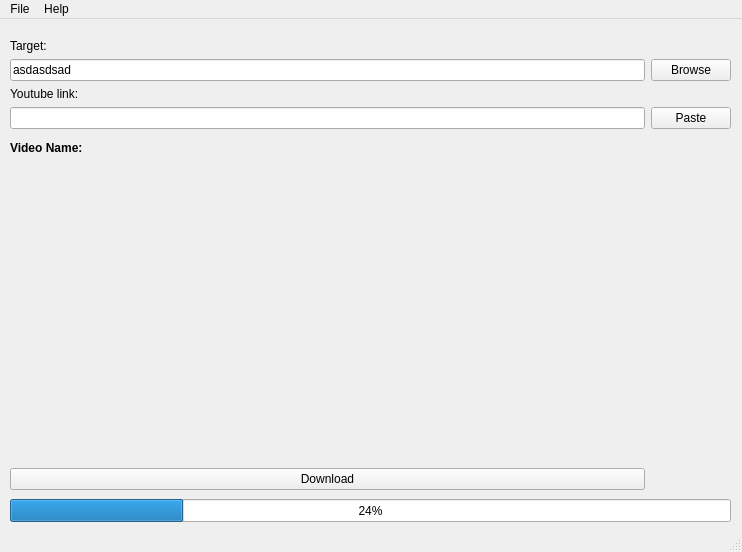
Before: the Qt Designer form app.ui in MP1337/SimpleYoutubeDownloaderQT, drawn with Qt 5.
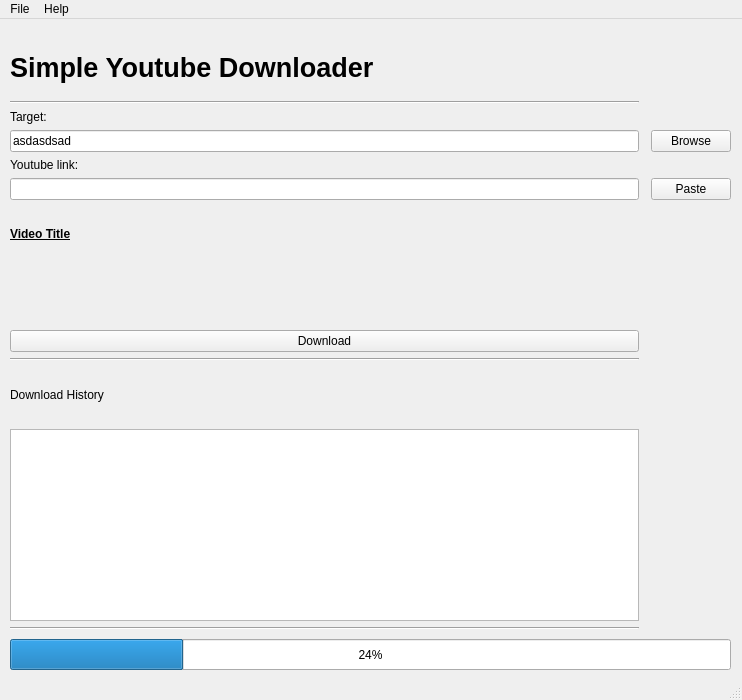
After: the same form once the commit is applied.

Diff of the .ui file:
```diff
--- a/app.ui
+++ b/app.ui
@@ -7,7 +7,7 @@
     <x>0</x>
     <y>0</y>
     <width>742</width>
-    <height>552</height>
+    <height>700</height>
    </rect>
   </property>
   <property name="sizePolicy">
@@ -18,8 +18,8 @@
   </property>
   <property name="maximumSize">
    <size>
-    <width>850</width>
-    <height>600</height>
+    <width>742</width>
+    <height>700</height>
    </size>
   </property>
   <property name="windowTitle">
@@ -32,92 +32,73 @@
       <x>10</x>
       <y>20</y>
       <width>721</width>
-      <height>451</height>
+      <height>591</height>
      </rect>
     </property>
     <layout class="QGridLayout" name="gridLayout_2">
-     <item row="4" column="2">
-      <widget class="QPushButton" name="buttonBrowse">
-       <property name="text">
-        <string>Browse</string>
-       </property>
-       <property name="flat">
-        <bool>false</bool>
-       </property>
-      </widget>
-     </item>
-     <item row="9" column="2">
+     <item row="11" column="2">
       <widget class="QPushButton" name="buttonPaste">
        <property name="text">
         <string>Paste</string>
        </property>
       </widget>
      </item>
-     <item row="6" column="0">
-      <widget class="QLabel" name="labelLink">
-       <property name="sizePolicy">
-        <sizepolicy hsizetype="Preferred" vsizetype="Fixed">
-         <horstretch>0</horstretch>
-         <verstretch>0</verstretch>
-        </sizepolicy>
-       </property>
+     <item row="15" column="0">
+      <widget class="QPushButton" name="buttonDownload">
        <property name="text">
-        <string>Youtube link:</string>
+        <string>Download</string>
        </property>
-      </widget>
-     </item>
-     <item row="11" column="0">
-      <widget class="QLabel" name="labelImage">
-       <property name="baseSize">
-        <size>
-         <width>0</width>
-         <height>400</height>
-        </size>
+       <property name="flat">
+        <bool>false</bool>
        </property>
-       <property name="text">
-        <string/>
-       </property>
       </widget>
      </item>
-     <item row="4" column="0">
-      <widget class="QLineEdit" name="editTarget">
-       <property name="text">
-        <string>asdasdsad</string>
+     <item row="16" column="0">
+      <widget class="Line" name="line_2">
+       <property name="orientation">
+        <enum>Qt::Horizontal</enum>
        </property>
       </widget>
      </item>
-     <item row="10" column="0">
+     <item row="12" column="0">
       <widget class="QLabel" name="labelVideo">
-       <property name="sizePolicy">
-        <sizepolicy hsizetype="Preferred" vsizetype="Ignored">
-         <horstretch>0</horstretch>
-         <verstretch>0</verstretch>
-        </sizepolicy>
-       </property>
-       <property name="maximumSize">
-        <size>
-         <width>16777215</width>
-         <height>25</height>
-        </size>
-       </property>
-       <property name="baseSize">
-        <size>
-         <width>0</width>
-         <height>25</height>
-        </size>
-       </property>
        <property name="font">
         <font>
          <weight>75</weight>
          <bold>true</bold>
+         <underline>true</underline>
         </font>
        </property>
+       <property name="layoutDirection">
+        <enum>Qt::LeftToRight</enum>
+       </property>
        <property name="text">
-        <string>Video Name:</string>
+        <string>Video Title</string>
+       </property>
+      </widget>
+     </item>
+     <item row="17" column="0">
+      <widget class="QLabel" name="labelHistory">
+       <property name="text">
+        <string>Download History</string>
        </property>
       </widget>
      </item>
      <item row="3" column="0">
+      <widget class="QLabel" name="labelTitle">
+       <property name="font">
+        <font>
+         <pointsize>20</pointsize>
+         <weight>75</weight>
+         <bold>true</bold>
+        </font>
+       </property>
+       <property name="text">
+        <string>Simple Youtube Downloader</string>
+       </property>
+      </widget>
+     </item>
+     <item row="5" column="0">
       <widget class="QLabel" name="labelTarget">
        <property name="sizePolicy">
         <sizepolicy hsizetype="Preferred" vsizetype="Fixed">
@@ -130,13 +111,97 @@
        </property>
       </widget>
      </item>
-     <item row="9" column="0">
+     <item row="4" column="0">
+      <widget class="Line" name="line">
+       <property name="orientation">
+        <enum>Qt::Horizontal</enum>
+       </property>
+      </widget>
+     </item>
+     <item row="11" column="0">
       <widget class="QLineEdit" name="editLink"/>
      </item>
-     <item row="12" column="0">
-      <widget class="QPushButton" name="buttonDownload">
+     <item row="6" column="2">
+      <widget class="QPushButton" name="buttonBrowse">
        <property name="text">
-        <string>Download</string>
+        <string>Browse</string>
+       </property>
+       <property name="flat">
+        <bool>false</bool>
+       </property>
+      </widget>
+     </item>
+     <item row="6" column="0">
+      <widget class="QLineEdit" name="editTarget">
+       <property name="text">
+        <string>asdasdsad</string>
+       </property>
+      </widget>
+     </item>
+     <item row="19" column="0">
+      <widget class="QListWidget" name="listWidget">
+       <property name="sizePolicy">
+        <sizepolicy hsizetype="Expanding" vsizetype="Maximum">
+         <horstretch>0</horstretch>
+         <verstretch>0</verstretch>
+        </sizepolicy>
+       </property>
+       <property name="minimumSize">
+        <size>
+         <width>0</width>
+         <height>0</height>
+        </size>
+       </property>
+       <property name="maximumSize">
+        <size>
+         <width>16777215</width>
+         <height>250</height>
+        </size>
+       </property>
+       <property name="baseSize">
+        <size>
+         <width>0</width>
+         <height>10</height>
+        </size>
+       </property>
+      </widget>
+     </item>
+     <item row="8" column="0">
+      <widget class="QLabel" name="labelLink">
+       <property name="sizePolicy">
+        <sizepolicy hsizetype="Preferred" vsizetype="Fixed">
+         <horstretch>0</horstretch>
+         <verstretch>0</verstretch>
+        </sizepolicy>
+       </property>
+       <property name="text">
+        <string>Youtube link:</string>
+       </property>
+      </widget>
+     </item>
+     <item row="13" column="0" colspan="2">
+      <widget class="QLabel" name="labelImage">
+       <property name="maximumSize">
+        <size>
+         <width>16777215</width>
+         <height>300</height>
+        </size>
+       </property>
+       <property name="baseSize">
+        <size>
+         <width>0</width>
+         <height>300</height>
+        </size>
+       </property>
+       <property name="text">
+        <string/>
+       </property>
+      </widget>
+     </item>
+     <item row="20" column="0">
+      <widget class="Line" name="line_3">
+       <property name="orientation">
+        <enum>Qt::Horizontal</enum>
        </property>
       </widget>
      </item>
@@ -146,14 +211,35 @@
     <property name="geometry">
      <rect>
       <x>10</x>
-      <y>480</y>
+      <y>620</y>
       <width>721</width>
-      <height>23</height>
+      <height>31</height>
      </rect>
     </property>
+    <property name="sizePolicy">
+     <sizepolicy hsizetype="Expanding" vsizetype="Expanding">
+      <horstretch>0</horstretch>
+      <verstretch>0</verstretch>
+     </sizepolicy>
+    </property>
+    <property name="baseSize">
+     <size>
+      <width>0</width>
+      <height>20</height>
+     </size>
+    </property>
+    <property name="autoFillBackground">
+     <bool>false</bool>
+    </property>
     <property name="value">
      <number>24</number>
     </property>
+    <property name="orientation">
+     <enum>Qt::Horizontal</enum>
+    </property>
+    <property name="invertedAppearance">
+     <bool>false</bool>
+    </property>
    </widget>
   </widget>
   <widget class="QMenuBar" name="menubar">
```
Left out of the diff: 24 changed lines with no effect on the pictures.
